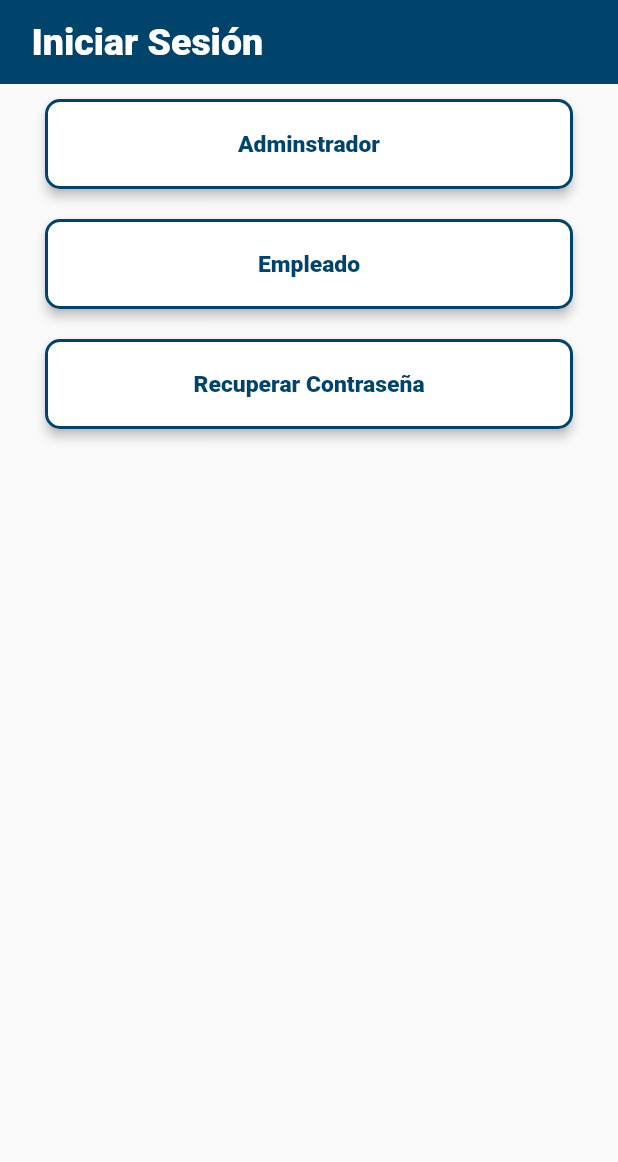
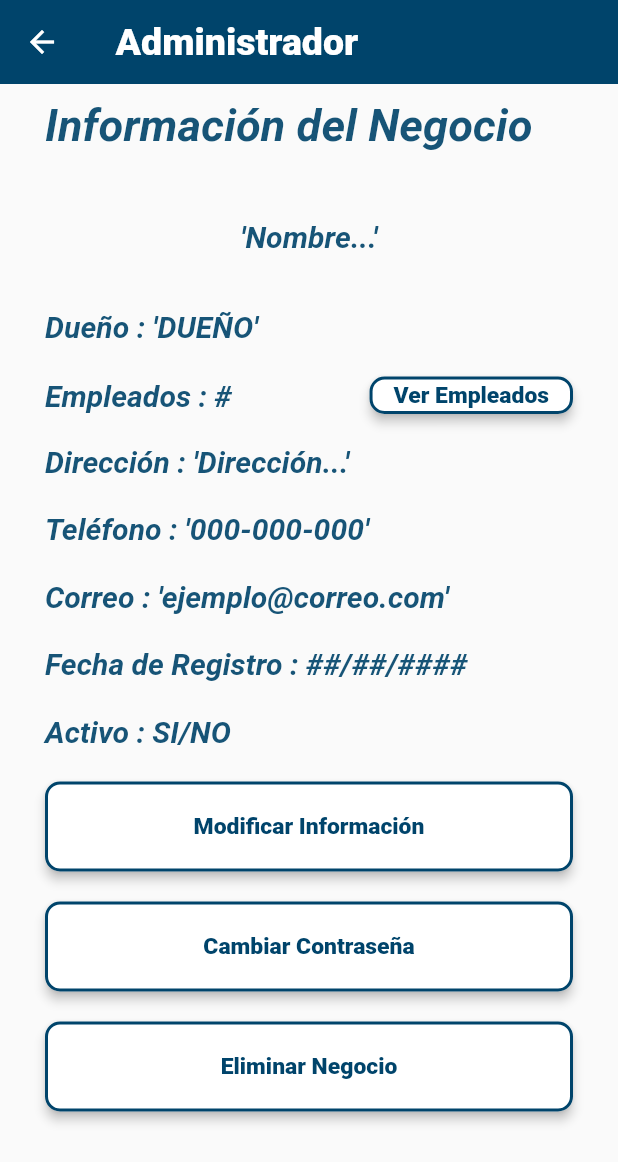
Before and after one commit to fer-morav/gest_inventory, a Flutter app: the screen it shows after launch, on a phone screen of 412 x 824 dp. Shown: the top 1162 px of the screen. Run offline on Flutter 3.47's test engine with Material 2 defaults, Android fonts, the phone set to English and light mode, and no system bars.

Commit message:
changes-before-merge

```diff
--- a/lib/components/AppBarComponent.dart
+++ b/lib/components/AppBarComponent.dart
@@ -29,6 +29,6 @@ class AppBarComponent extends AppBar {
       ),
     ),
     backgroundColor:  appBarColor,
-    leading: isBack != true ? null : const Icon(Icons.arrow_back_sharp) ,
+    leading:const Icon(Icons.arrow_back_sharp) ,
   );
 }
--- a/lib/pages/InitLoginPage.dart
+++ b/lib/pages/InitLoginPage.dart
@@ -25,7 +25,7 @@ class _InitLoginPageState extends State<InitLoginPage> {
     return WillPopScope(
       child: Scaffold(
         appBar: AppBarComponent(
-          textAppBar: title_login,
+          textAppBar: title_admin,
           onPressed: () {
             Navigator.of(context).pop();
           },
@@ -35,28 +35,181 @@ class _InitLoginPageState extends State<InitLoginPage> {
             Container(
               padding: _padding,
               height: 80,
-              child: ButtonMain(
-                onPressed: () {},
-                text: button_login_admin,
-                isDisabled: true,
+              child: const Text.rich(
+                TextSpan(
+                  text: subTitle_InfoNego,
+                  style: TextStyle(
+                    fontStyle: FontStyle.italic,
+                    fontWeight: FontWeight.bold,
+                    fontSize: 30,
+                    color: Color.fromARGB(1000, 0, 68, 106),
+                  ),
+                ),
+              ),
+            ),
+            Container(
+              padding: _padding,
+              height: 60,
+              child: const Text.rich(
+                TextSpan(
+                  text: NombreNegocio,
+                  style: TextStyle(
+                    fontStyle: FontStyle.italic,
+                    fontWeight: FontWeight.bold,
+                    fontSize: 20,
+                    color: Color.fromARGB(1000, 0, 68, 106),
+                  ),
+                ),
+                textAlign: TextAlign.center,
+              ),
+            ),
+            Container(
+              padding: _padding,
+              height: 45,
+              child: const Text.rich(
+                TextSpan(
+                  text: "Dueño : " + DuenoNegocio,
+                  style: TextStyle(
+                    fontStyle: FontStyle.italic,
+                    fontWeight: FontWeight.bold,
+                    fontSize: 20,
+                    color: Color.fromARGB(1000, 0, 68, 106),
+                  ),
+                ),
+                textAlign: TextAlign.left,
+              ),
+            ),
+            Container(
+              padding: _padding,
+              height: 45,
+              child: Row(
+              mainAxisAlignment: MainAxisAlignment.spaceBetween,
+              children:[
+                  const Text.rich(
+                    TextSpan(
+                      text: "Empleados : " + NoEmpleados,
+                      style: TextStyle(
+                        fontStyle: FontStyle.italic,
+                        fontWeight: FontWeight.bold,
+                        fontSize: 20,
+                        color: Color.fromARGB(1000, 0, 68, 106),
+                      ),
+                    ),
+                    textAlign: TextAlign.left,
+                  ),
+                  ButtonMain(
+                    text: button_verEmpleados,
+                    isDisabled: true,
+                    onPressed: () {  },
+                  ),
+                ],
+              ),
+            ),
+            Container(
+              padding: _padding,
+              height: 45,
+              child: const Text.rich(
+                TextSpan(
+                  text: "Dirección : " + DirNeg,
+                  style: TextStyle(
+                    fontStyle: FontStyle.italic,
+                    fontWeight: FontWeight.bold,
+                    fontSize: 20,
+                    color: Color.fromARGB(1000, 0, 68, 106),
+                  ),
+                ),
+                textAlign: TextAlign.left,
+              ),
+            ),
+            Container(
+              padding: _padding,
+              height: 45,
+              child: const Text.rich(
+                TextSpan(
+                  text: "Teléfono : " + TelNeg,
+                  style: TextStyle(
+                    fontStyle: FontStyle.italic,
+                    fontWeight: FontWeight.bold,
+                    fontSize: 20,
+                    color: Color.fromARGB(1000, 0, 68, 106),
+                  ),
+                ),
+                textAlign: TextAlign.left,
+              ),
+            ),
+            Container(
+              padding: _padding,
+              height: 45,
+              child: const Text.rich(
+                TextSpan(
+                  text: "Correo : " + EmailNeg,
+                  style: TextStyle(
+                    fontStyle: FontStyle.italic,
+                    fontWeight: FontWeight.bold,
+                    fontSize: 20,
+                    color: Color.fromARGB(1000, 0, 68, 106),
+                  ),
+                ),
+                textAlign: TextAlign.left,
+              ),
+            ),
+            Container(
+              padding: _padding,
+              height: 45,
+              child: const Text.rich(
+                TextSpan(
+                  text: "Fecha de Registro : " + FechaRegNeg,
+                  style: TextStyle(
+                    fontStyle: FontStyle.italic,
+                    fontWeight: FontWeight.bold,
+                    fontSize: 20,
+                    color: Color.fromARGB(1000, 0, 68, 106),
+                  ),
+                ),
+                textAlign: TextAlign.left,
+              ),
+            ),
+            Container(
+              padding: _padding,
+              height: 45,
+              child: const Text.rich(
+                TextSpan(
+                  text: "Activo : " + ActivoNeg,
+                  style: TextStyle(
+                    fontStyle: FontStyle.italic,
+                    fontWeight: FontWeight.bold,
+                    fontSize: 20,
+                    color: Color.fromARGB(1000, 0, 68, 106),
+                  ),
+                ),
+                textAlign: TextAlign.left,
               ),
             ),
             Container(
               padding: _padding,
               height: 80,
               child: ButtonMain(
-                onPressed: () {},
-                text: button_login_help,
+                text: button_ModInfo,
                 isDisabled: true,
+                onPressed: () {  },
               ),
             ),
             Container(
               padding: _padding,
               height: 80,
               child: ButtonMain(
-                onPressed: () {},
-                text: button_recover_password,
+                text: button_CambContra,
                 isDisabled: true,
+                onPressed: () {  },
+              ),
+            ),
+            Container(
+              padding: _padding,
+              height: 80,
+              child: ButtonMain(
+                text: button_EliminarNeg,
+                isDisabled: true,
+                onPressed: () {  },
               ),
             ),
           ],
--- a/lib/utils/strings.dart
+++ b/lib/utils/strings.dart
@@ -2,6 +2,22 @@ const app_name = "GestInventory";
 
 const title_login = "Iniciar Sesión";
 
+
 const button_login_admin = "Adminstrador";
 const button_login_help = "Empleado";
 const button_recover_password = "Recuperar Contraseña";
+
+const title_admin = "Administrador";
+const subTitle_InfoNego = "Información del Negocio";
+const NombreNegocio = "'Nombre...'";
+const DuenoNegocio = "'DUEÑO'";
+const NoEmpleados = "#";
+const button_verEmpleados = "Ver Empleados";
+const button_ModInfo = "Modificar Información";
+const button_CambContra = "Cambiar Contraseña";
+const button_EliminarNeg = "Eliminar Negocio";
+const DirNeg = "'Dirección...'";
+const TelNeg = "'000-000-000'";
+const EmailNeg = "'ejemplo@correo.com'";
+const FechaRegNeg = "##/##/####";
+const ActivoNeg = "SI/NO";
```
